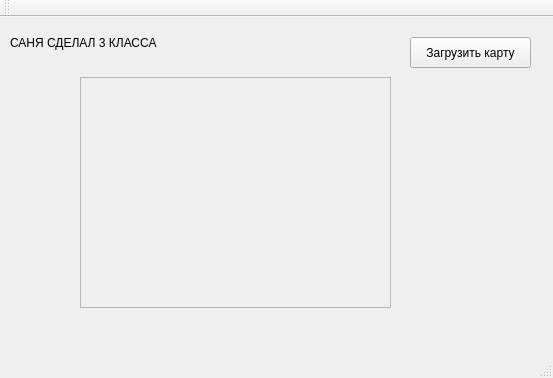
Old version of the form simulation.ui in the repository LukinDaniil/PractikaLeto2019.
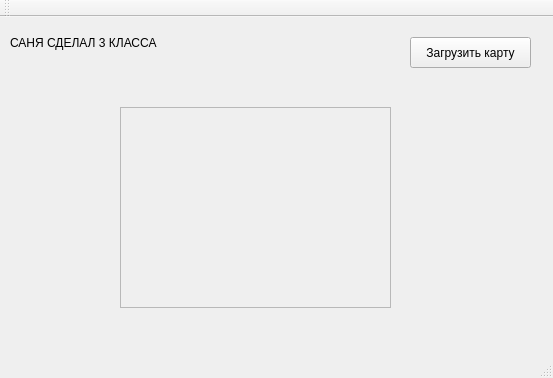
New version of the form. Custom widgets are drawn as their Qt base class.

The edit to the form file:
```diff
--- a/simulation.ui
+++ b/simulation.ui
@@ -43,10 +43,10 @@
    <widget class="QScrollArea" name="scrollArea">
     <property name="geometry">
      <rect>
-      <x>80</x>
-      <y>60</y>
-      <width>311</width>
-      <height>231</height>
+      <x>120</x>
+      <y>90</y>
+      <width>271</width>
+      <height>201</height>
      </rect>
     </property>
     <property name="widgetResizable">
@@ -57,8 +57,8 @@
       <rect>
        <x>0</x>
        <y>0</y>
-       <width>309</width>
-       <height>229</height>
+       <width>269</width>
+       <height>199</height>
       </rect>
      </property>
     </widget>
@@ -85,6 +85,14 @@
   <widget class="QStatusBar" name="statusBar"/>
  </widget>
  <layoutdefault spacing="6" margin="11"/>
+ <customwidgets>
+  <customwidget>
+   <class>PaintHelper</class>
+   <extends>QScrollArea</extends>
+   <header location="global">painthelper.h</header>
+   <container>1</container>
+  </customwidget>
+ </customwidgets>
  <resources/>
  <connections/>
  <slots>
```
Left out of the diff: 2 changed lines with no effect on the pictures.
